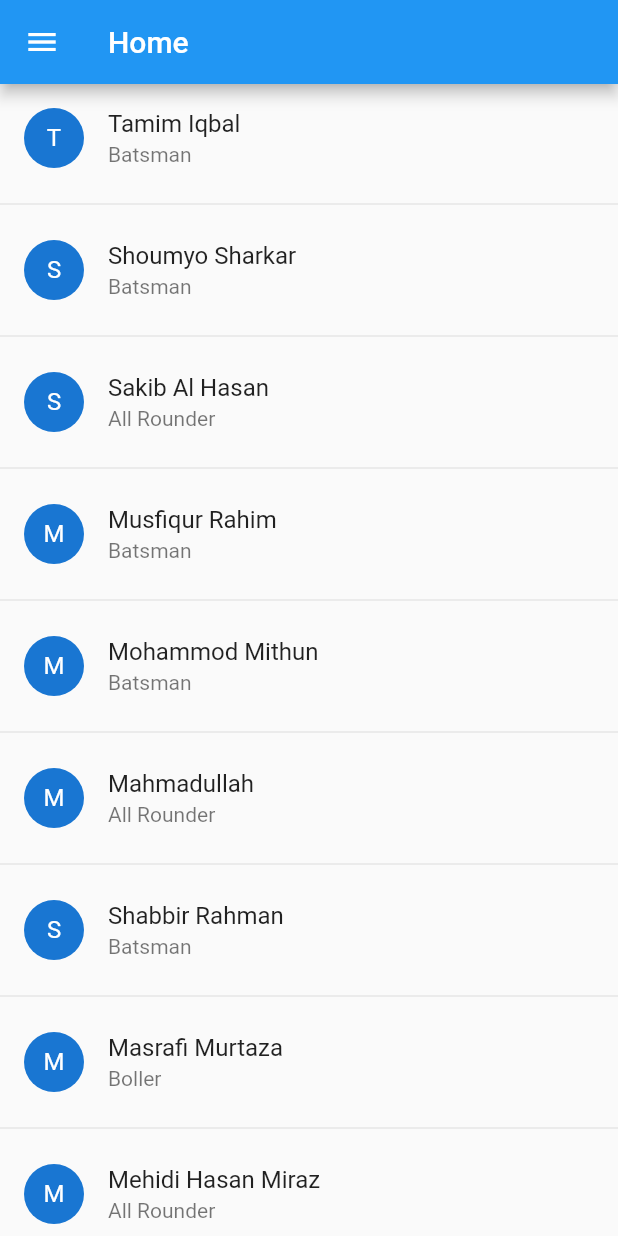
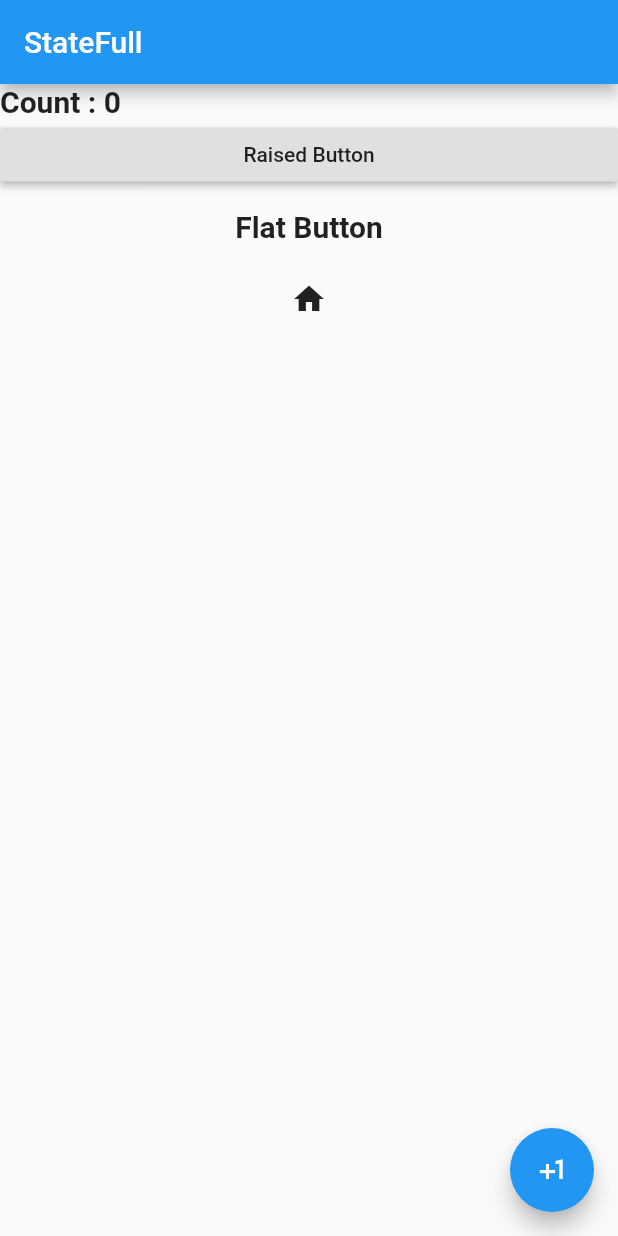
Before and after one commit to rashel007/flutter_app, a Flutter app: the screen it shows after launch, on a phone screen of 412 x 824 dp. Run offline on Flutter 3.47's test engine with Material 2 defaults, Android fonts, the phone set to English and light mode, and no system bars; our stand-ins replace fluttertoast.

Commit message:
stateful, button , onpress, toast, snakebar

```diff
--- a/lib/main.dart
+++ b/lib/main.dart
@@ -1,4 +1,5 @@
 import 'package:flutter/material.dart';
+import 'package:fluttertoast/fluttertoast.dart';
 
 void main() {
   runApp(MaterialApp(
@@ -175,79 +176,200 @@ void main() {
 
 // listview as adapter
 
+class HomePage extends StatefulWidget {
+  _HomePageState createState() => _HomePageState();
+}
 
+class _HomePageState extends State<HomePage> {
+//  final GlobalKey<ScaffoldState> _scaffoldState = GlobalKey<ScaffoldState>();
 
-class HomePage extends StatelessWidget {
+  _showSnakeBar() {
+    var _mySnakeBar = SnackBar(
+      content: Text("My Name is Rashel"),
+    );
+//    _scaffoldState.currentState.showSnackBar(_mySnakeBar);
+    Scaffold.of(context).showSnackBar(_mySnakeBar);
+  }
 
-  List bdTeam = [
-    {"name": "Tamim Iqbal", "firstletter": "T", "type": "Batsman"},
-    {"name": "Shoumyo Sharkar", "firstletter": "S", "type": "Batsman"},
-    {"name": "Sakib Al Hasan", "firstletter": "S", "type": "All Rounder"},
-    {"name": "Musfiqur Rahim", "firstletter": "M", "type": "Batsman"},
-    {"name": "Mohammod Mithun", "firstletter": "M", "type": "Batsman"},
-    {"name": "Mahmadullah", "firstletter": "M", "type": "All Rounder"},
-    {"name": "Shabbir Rahman", "firstletter": "S", "type": "Batsman"},
-    {"name": "Masrafi Murtaza", "firstletter": "M", "type": "Boller"},
-    {"name": "Mehidi Hasan Miraz", "firstletter": "M", "type": "All Rounder"},
-    {"name": "Mustafiz", "firstletter": "M", "type": "Boller"},
-    {"name": "Taskin Ahmed", "firstletter": "T", "type": "Boller"},
-  ];
+  _showToast() {
+    Fluttertoast.showToast(
+        msg: "This is a toast",
+        toastLength: Toast.LENGTH_LONG,
+        timeInSecForIos: 5,
+        backgroundColor: Colors.cyan,
+        textColor: Colors.white);
+  }
 
+  int count = 0;
 
   @override
   Widget build(BuildContext context) {
-    // TODO: implement build
     return Scaffold(
       appBar: AppBar(
-        title: Text("Home"),
+        title: Text("StateFull"),
       ),
-      body: ListView.builder(
-          itemCount: bdTeam.length,
-          itemBuilder: (BuildContext context, int index) {
-            return Column(
-              children: <Widget>[
-                ListTile(
-                  leading: CircleAvatar(
-                    child: Text(bdTeam[index]["firstletter"]),
-                  ),
-                  title: Text(bdTeam[index]["name"]),
-                  subtitle: Text(bdTeam[index]["type"])
-                ),
-                Divider()
-              ],
-            );
-          }),
-      drawer: Drawer(
-        child: ListView(
-          children: <Widget>[
-            Stack(
-              children: <Widget>[
-                Image.asset("assets/images/flutter.png"),
-                Positioned(
-                  bottom: 0,
-                  right: 20,
-                  child: Text("Developed By EA Rashel",
-                    style: TextStyle(color: Colors.cyan, fontStyle: FontStyle.italic, fontSize: 12),),
-                )
-              ],
+      floatingActionButton: FloatingActionButton(
+        child: Icon(Icons.plus_one),
+        onPressed: () {
+          setState(() {
+            count++;
+          });
+        },
+      ),
+      body: ListView(
+        children: <Widget>[
+          Text("Count : $count",
+              style: TextStyle(fontSize: 20, fontWeight: FontWeight.bold)),
+          RaisedButton(
+            child: Text(
+              "Raised Button",
             ),
-            SizedBox(height: 30,),
-            ListTile(
-              leading: Icon(Icons.home),
-              title: Text("Home", style: TextStyle(fontSize: 16),),
+            onPressed: () {
+              print("Button Pressed 2");
+              _showSnakeBar();
+
+            },
+          ),
+          FlatButton(
+            child: Text(
+              "Flat Button",
+              style: TextStyle(fontWeight: FontWeight.bold, fontSize: 20),
             ),
-            Divider(),
-            ListTile(
-              leading: Icon(Icons.info_outline),
-              title: Text("About Us", style: TextStyle(fontSize: 16),),
-            )
-
-          ],
-        ),
+            onPressed: () {
+              _showToast();
+              setState(() {
+                count++;
+              });
+            },
+          ),
+          IconButton(
+            icon: Icon(Icons.home),
+            onPressed: () {
+              setState(() {
+                count++;
+              });
+            },
+          )
+        ],
       ),
     );
   }
 }
+
+//class HomePage extends StatelessWidget {
+//  List bdTeam = [
+//    {"name": "Tamim Iqbal", "firstletter": "T", "type": "Batsman"},
+//    {"name": "Shoumyo Sharkar", "firstletter": "S", "type": "Batsman"},
+//    {"name": "Sakib Al Hasan", "firstletter": "S", "type": "All Rounder"},
+//    {"name": "Musfiqur Rahim", "firstletter": "M", "type": "Batsman"},
+//    {"name": "Mohammod Mithun", "firstletter": "M", "type": "Batsman"},
+//    {"name": "Mahmadullah", "firstletter": "M", "type": "All Rounder"},
+//    {"name": "Shabbir Rahman", "firstletter": "S", "type": "Batsman"},
+//    {"name": "Masrafi Murtaza", "firstletter": "M", "type": "Boller"},
+//    {"name": "Mehidi Hasan Miraz", "firstletter": "M", "type": "All Rounder"},
+//    {"name": "Mustafiz", "firstletter": "M", "type": "Boller"},
+//    {"name": "Taskin Ahmed", "firstletter": "T", "type": "Boller"},
+//  ];
+//
+//  @override
+//  Widget build(BuildContext context) {
+//    // TODO: implement build
+//    return new Scaffold(
+//      appBar: AppBar(
+//        title: Text("Home"),
+//      ),
+//      body: Column(
+//        children: <Widget>[
+//          Card(
+//            child: Column(
+//              crossAxisAlignment: CrossAxisAlignment.start,
+//              mainAxisAlignment: MainAxisAlignment.start,
+//              children: <Widget>[
+//                Image.asset("assets/images/flutter.png"),
+//                Padding(
+//                  padding: EdgeInsets.all(10),
+//                  child: Column(
+//                    crossAxisAlignment: CrossAxisAlignment.start,
+//                    mainAxisAlignment: MainAxisAlignment.start,
+//                    children: <Widget>[
+//                      Text("EA Rashel", style: TextStyle(fontSize: 16, fontStyle: FontStyle.italic, fontWeight: FontWeight.bold),),
+//                      SizedBox(height: 5,),
+//                      Text("Age 30"),
+//                    ],
+//                  )
+//                ),
+//              ],
+//            ),
+//          )
+//        ],
+//      ),
+//    );
+//  }
+//
+////  @override
+////  Widget build(BuildContext context) {
+////    // TODO: implement build
+////    return Scaffold(
+////      appBar: AppBar(
+////        title: Text("Home"),
+////      ),
+////      body: ListView.builder(
+////          itemCount: bdTeam.length,
+////          itemBuilder: (BuildContext context, int index) {
+////            return Column(
+////              children: <Widget>[
+////                ListTile(
+////                  leading: CircleAvatar(
+////                    child: Text(bdTeam[index]["firstletter"]),
+////                  ),
+////                  title: Text(bdTeam[index]["name"]),
+////                  subtitle: Text(bdTeam[index]["type"])
+////                ),
+////                Divider()
+////              ],
+////            );
+////          }),
+////      drawer: Drawer(
+////        child: ListView(
+////          children: <Widget>[
+////            Stack(
+////              children: <Widget>[
+////                Image.asset("assets/images/flutter.png"),
+////                Positioned(
+////                  bottom: 0,
+////                  right: 20,
+////                  child: Text("Developed By EA Rashel",
+////                    style: TextStyle(color: Colors.cyan, fontStyle: FontStyle.italic, fontSize: 12),),
+////                )
+////              ],
+////            ),
+////            SizedBox(height: 30,),
+////            ListTile(
+////              leading: Icon(Icons.home),
+////              title: _menuText("Home"),
+////            ),
+////            Divider(),
+////            ListTile(
+////              leading: Icon(Icons.info_outline),
+////              title: _menuText("About Us"),
+////            ),
+////            Divider(),
+////            ListTile(
+////              leading: Icon(Icons.open_in_browser),
+////              title: _menuText("Website"),
+////            ),
+////            Divider(),
+////            ListTile(
+////              leading: Icon(Icons.exit_to_app),
+////              title: _menuText("Exit"),
+////            )
+////
+////          ],
+////        ),
+////      ),
+////    );
+////  }
+//}
 
 Widget _rowCell() {
   return Expanded(
@@ -282,3 +404,7 @@ Widget _text() {
   return Text(
       "Flutter is an open-source UI software development kit created by Google. It is used to develop applications for Android, iOS, Windows, Mac, Linux, Google Fuchsia and the web. The first version of Flutter was known as codename \"Sky\" and ran on the Android operating system");
 }
+
+Widget _menuText(String title) {
+  return Text(title, style: TextStyle(fontSize: 16));
+}
--- a/pubspec.yaml
+++ b/pubspec.yaml
@@ -27,6 +27,7 @@ dependencies:
 dev_dependencies:
   flutter_test:
     sdk: flutter
+  fluttertoast: ^2.2.1
 
 
 # For information on the generic Dart part of this file, see the
@@ -40,9 +41,8 @@ flutter:
   # the material Icons class.
   uses-material-design: true
 
-  # To add assets to your application, add an assets section, like this:
-  # assets:
-  #  - images/a_dot_burr.jpeg
+  assets:
+    - assets/images/flutter.png
   #  - images/a_dot_ham.jpeg
 
   # An image asset can refer to one or more resolution-specific "variants", see
```
Also changed, not shown: pubspec.lock.
